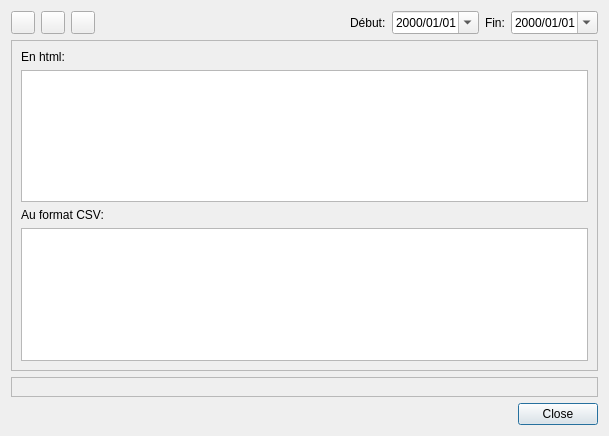
This is src/pbregisteractivity/ui/ui_timeplots.ui in ppoilbarbe/PBRegisterActivity as Qt 5 draws it before an edit. The edited form follows.
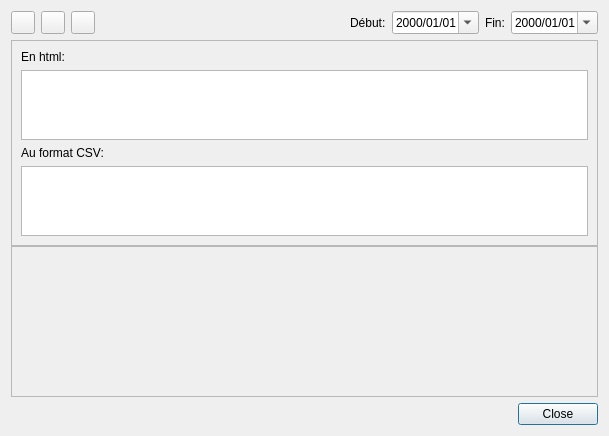
This is the edited form. Icons and pictures are not drawn.

```diff
--- a/src/pbregisteractivity/ui/ui_timeplots.ui
+++ b/src/pbregisteractivity/ui/ui_timeplots.ui
@@ -124,9 +124,18 @@
     </layout>
    </item>
    <item>
-    <layout class="QVBoxLayout" name="layoutDraw">
+    <layout class="QVBoxLayout" name="layoutDraw" stretch="1,1,0">
+     <property name="spacing">
+      <number>0</number>
+     </property>
      <item>
       <widget class="QFrame" name="frmTextOutput">
+       <property name="sizePolicy">
+        <sizepolicy hsizetype="Expanding" vsizetype="Expanding">
+         <horstretch>0</horstretch>
+         <verstretch>3</verstretch>
+        </sizepolicy>
+       </property>
        <property name="frameShape">
         <enum>QFrame::StyledPanel</enum>
        </property>
@@ -167,6 +176,12 @@
      </item>
      <item>
       <widget class="QFrame" name="frmPlot">
+       <property name="sizePolicy">
+        <sizepolicy hsizetype="Expanding" vsizetype="Expanding">
+         <horstretch>0</horstretch>
+         <verstretch>3</verstretch>
+        </sizepolicy>
+       </property>
        <property name="frameShape">
         <enum>QFrame::StyledPanel</enum>
        </property>
@@ -184,7 +199,7 @@
        <property name="sizeHint" stdset="0">
         <size>
          <width>20</width>
-         <height>40</height>
+         <height>0</height>
         </size>
        </property>
       </spacer>
```
